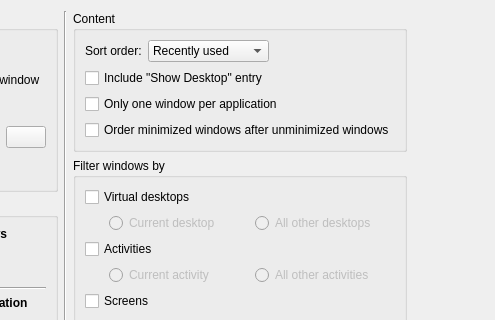
Before: the Qt Designer form src/kcms/tabbox/main.ui in KDE/kwin, drawn with Qt 5; both pictures show x 163 to 658 and y 0 to 320 of the 658 by 418 pixel window.
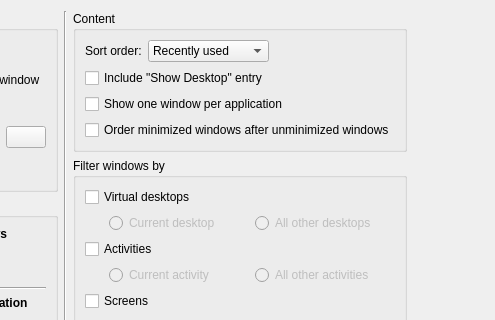
After: the same form once the commit is applied. Icons and pictures are not drawn. Custom widgets are drawn as their Qt base class.

Commit message:
kcms/tabbox: Reword "only one window per application" option
Start with a verb. This matches the other options and hopefully makes it
easier to understand.

```diff
--- a/src/kcms/tabbox/main.ui
+++ b/src/kcms/tabbox/main.ui
@@ -65,7 +65,7 @@
         <item row="3" column="0" colspan="3">
          <widget class="QCheckBox" name="oneAppWindow">
           <property name="text">
-           <string>Only one window per application</string>
+           <string>Show one window per application</string>
           </property>
           <property name="checked">
            <bool>false</bool>
```
